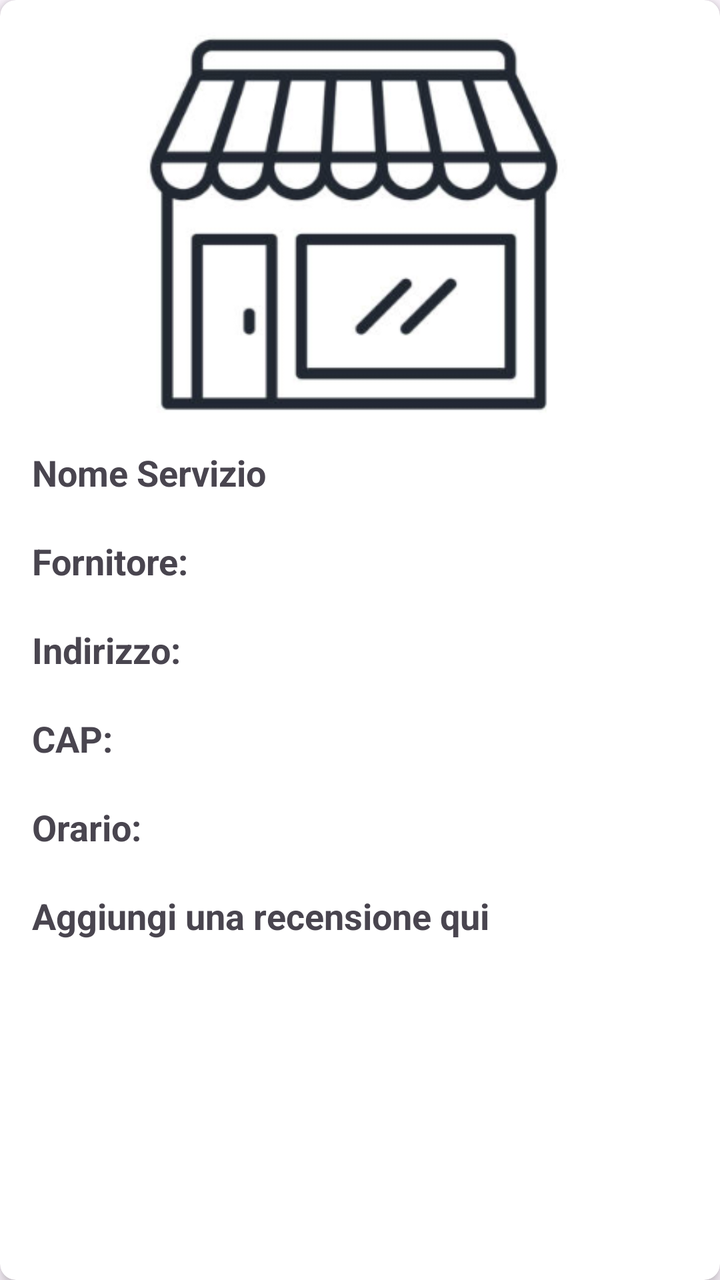
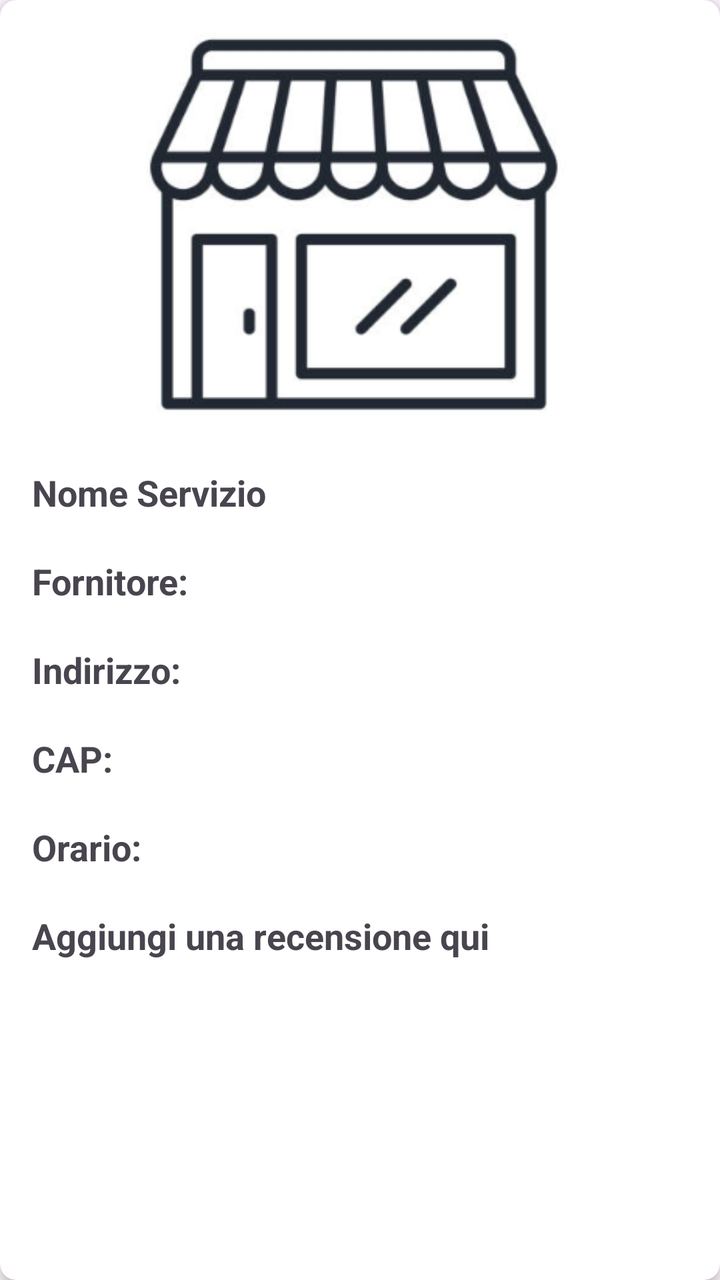

The first picture is an Android layout as it rendered before a commit; the second is the same layout after the commit. The layout source and the unified diff follow.
<!-- AndroidManifest.xml: application theme Theme.AppPet -->
<!-- res/layout/activity_profilo_servizio.xml -->
<?xml version="1.0" encoding="utf-8"?>
<androidx.cardview.widget.CardView xmlns:android="http://schemas.android.com/apk/res/android"
    android:layout_width="match_parent"
    android:layout_height="wrap_content"
    xmlns:app="http://schemas.android.com/apk/res-auto"
    android:layout_margin="8dp"
    app:cardCornerRadius="8dp"
    app:cardElevation="4dp"
    >



    <LinearLayout
        android:layout_width="match_parent"
        android:layout_height="wrap_content"
        android:orientation="vertical"
        android:padding="16dp">


        <ImageView
            android:id="@+id/imgService"
            android:layout_width="match_parent"
            android:layout_height="200dp"
            android:scaleType="centerCrop"
            android:src="@drawable/img_service"

            />


        
        <TextView
            android:id="@+id/txtTitle"
            android:layout_width="wrap_content"
            android:layout_height="wrap_content"
            android:text="Nome Servizio"
            android:textSize="18dp"
            android:textStyle="bold"
            android:layout_marginTop="8dp"
            android:layout_marginBottom="20dp"/>


        <TextView
            android:id="@+id/FornitProfAtt"
            android:layout_width="match_parent"
            android:layout_height="wrap_content"
            android:layout_marginBottom="20dp"
            android:textStyle="bold"
            android:text="Fornitore:"
            android:textSize="18dp" />

        <TextView
            android:id="@+id/IndirizzoProfAtt"
            android:layout_width="match_parent"
            android:layout_height="wrap_content"
            android:layout_marginBottom="20dp"
            android:text="Indirizzo:"
            android:textSize="18dp"
            android:textStyle="bold"/>


        <TextView
            android:id="@+id/Cap"
            android:layout_width="match_parent"
            android:layout_height="wrap_content"
            android:layout_marginBottom="20dp"
            android:text="CAP:"
            android:textSize="18dp"
            android:textStyle="bold"/>

        <TextView
            android:id="@+id/OrarioProfAtt"
            android:layout_width="match_parent"
            android:layout_height="wrap_content"
            android:layout_marginBottom="20dp"
            android:text="Orario:"
            android:textSize="18dp"
            android:textStyle="bold"
            />


        <TextView
            android:id="@+id/Recensione"
            android:layout_width="match_parent"
            android:layout_height="wrap_content"
            android:layout_marginBottom="20dp"
            android:text="Aggiungi una recensione qui"
            android:textSize="18dp"
            android:textStyle="bold"
            />

    </LinearLayout>
</androidx.cardview.widget.CardView>
<!-- resources referenced by this layout -->
<resources>
  <!-- drawable img_service: png bitmap (drawable, 42403 bytes) -->
  <style name="Theme.AppPet" parent="Base.Theme.AppPet" />
  <style name="Base.Theme.AppPet" parent="Theme.Material3.DayNight.NoActionBar">
          
          
      </style>
</resources>

<!-- the commit's change to res/layout/activity_profilo_servizio.xml (unified diff, before → after) -->
@@ -23,14 +23,15 @@
             android:layout_height="200dp"
             android:scaleType="centerCrop"
             android:src="@drawable/img_service"
+            android:layout_marginBottom="10dp"
 
             />
 
 
-        
+
         <TextView
             android:id="@+id/txtTitle"
-            android:layout_width="wrap_content"
+            android:layout_width="match_parent"
             android:layout_height="wrap_content"
             android:text="Nome Servizio"
             android:textSize="18dp"
